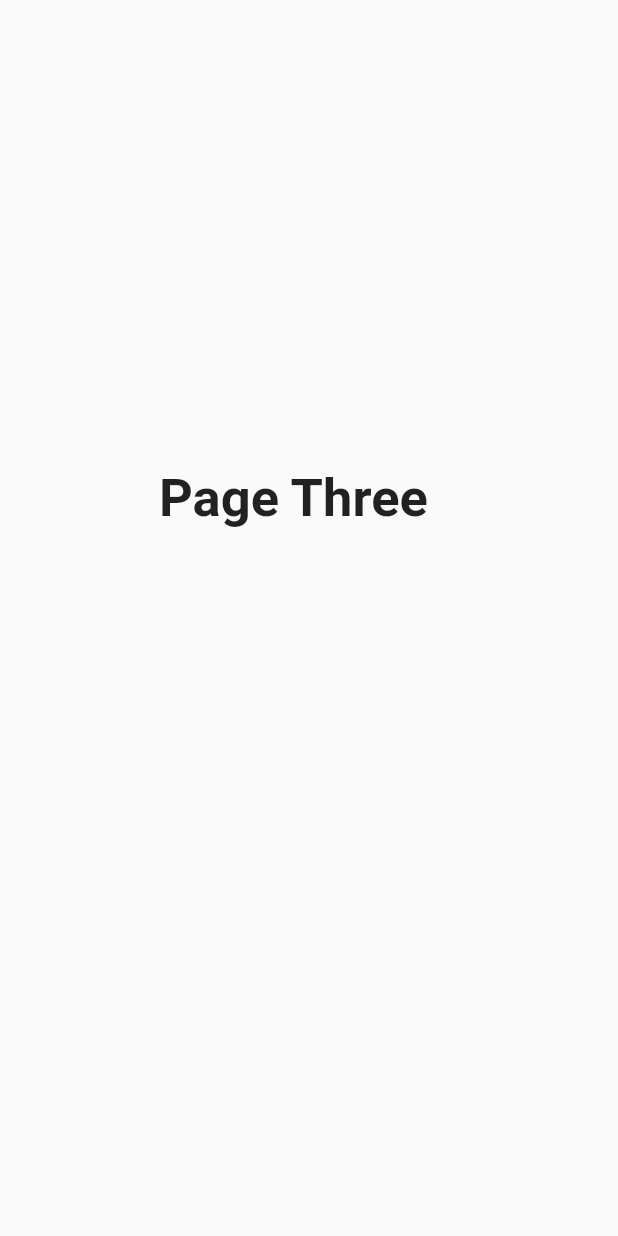
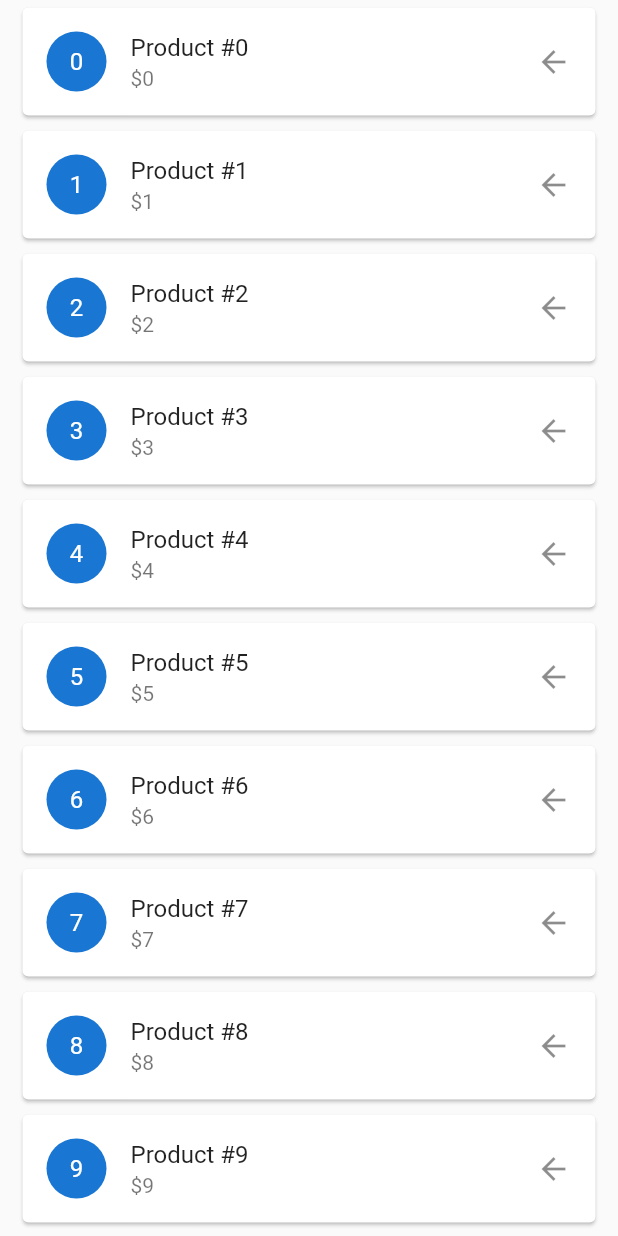
Before and after one commit to moniradiu/flutter-class-app, a Flutter app: the PageThree widget shown alone on an empty page, opened directly, on a phone screen of 412 x 824 dp. Run offline on Flutter 3.47's test engine with Material 2 defaults, Android fonts, the phone set to English and light mode, and no system bars.

Commit message:
Swipe to remove items from a ListView Page Three With

```diff
--- a/lib/main.dart
+++ b/lib/main.dart
@@ -66,10 +66,14 @@ class _MyNavigationBarState extends State<MyNavigationBar> {
       body: Center(
         child: bodyItems[_currentIndex],
       ),
-      floatingActionButton: FloatingActionButton(
+      floatingActionButton: FloatingActionButton.extended(
         onPressed: _increment,
-        child: Icon(Icons.add),
+        icon: Icon(Icons.add),
+        label: Text("Add"),
+        backgroundColor: Colors.orange,
       ),
+      floatingActionButtonLocation:
+          FloatingActionButtonLocation.miniCenterFloat,
       bottomNavigationBar: BottomNavigationBar(
         items: [
           BottomNavigationBarItem(
@@ -174,27 +178,63 @@ class PageTwo extends StatelessWidget {
   }
 }
 
+// ignore: must_be_immutable
 class PageThree extends StatelessWidget {
+  // List<String> listItems = ["Hello", "World", "Flutter", "Love"];
+  List myProducts = List.generate(100, (index) {
+    return {"id": index, "title": "Product \#$index", "price": index};
+  });
+
   @override
   Widget build(BuildContext context) {
-    return Center(
-      child: GestureDetector(
-        child: InkWell(
-          splashColor: Colors.purple,
-          onTap: () {
-            print("Tapped GestureDetector");
-          },
-          child: Container(
-            //color: Colors.pinkAccent,
-            height: 200,
-            width: 200,
-            child: Text(
-              "Page Three",
-              style: TextStyle(fontSize: 35, fontWeight: FontWeight.bold),
+    return Container(
+      child: ListView.builder(
+        itemCount: myProducts.length,
+        itemBuilder: (BuildContext ctx, index) {
+          // Display the list item
+          return Dismissible(
+            key: UniqueKey(),
+
+            // only allows the user swipe from right to left
+            direction: DismissDirection.endToStart,
+
+            // Remove this product from the list
+            // In production enviroment, you may want to send some request to delete it on server side
+            onDismissed: (_) {
+              setState(() {
+                myProducts.removeAt(index);
+              });
+            },
+
+            // Display item's title, price...
+            child: Card(
+              margin: EdgeInsets.symmetric(horizontal: 15, vertical: 5),
+              child: ListTile(
+                leading: CircleAvatar(
+                  child: Text(myProducts[index]["id"].toString()),
+                ),
+                title: Text(myProducts[index]["title"]),
+                subtitle: Text("\$${myProducts[index]["price"].toString()}"),
+                trailing: Icon(Icons.arrow_back),
+              ),
             ),
-          ),
-        ),
+
+            // This will show up when the user performs dismissal action
+            // It is a red background and a trash icon
+            background: Container(
+              color: Colors.red,
+              margin: EdgeInsets.symmetric(horizontal: 15),
+              alignment: Alignment.centerRight,
+              child: Icon(
+                Icons.delete,
+                color: Colors.white,
+              ),
+            ),
+          );
+        },
       ),
     );
   }
+
+  void setState(Null Function() param0) {}
 }
```
